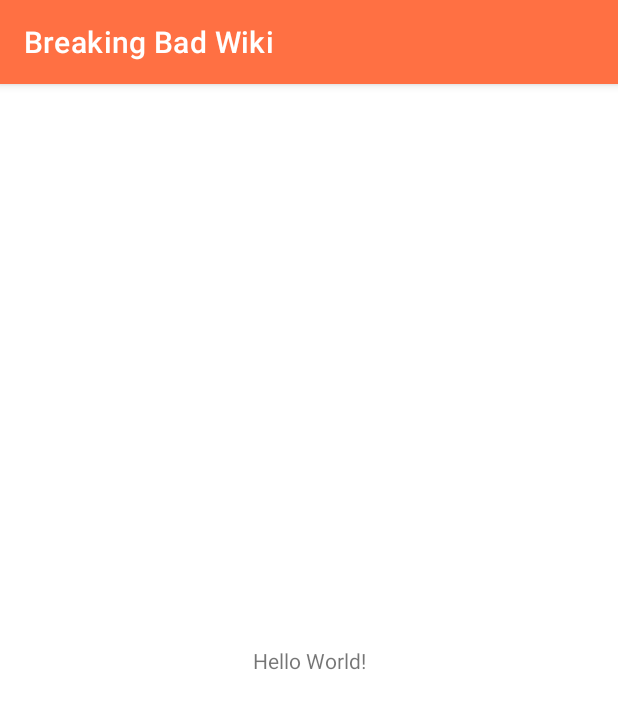
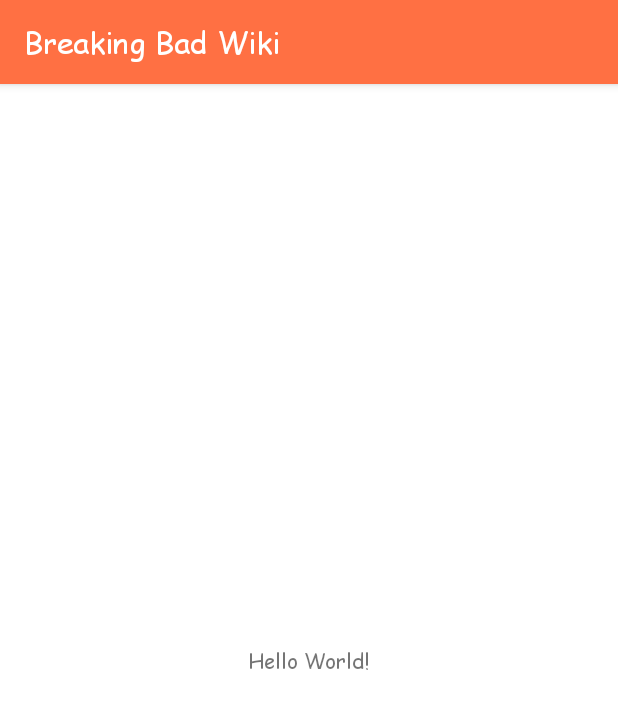
Before and after one commit to MahdiPorkar-github/BreakingBadWIki, an Android app: the screen it shows after launch (MainActivity), on a phone screen of 412 x 824 dp. Shown: the top 709 px of the screen. Run offline under Robolectric (Android 15) with nearby library versions, the phone set to English and light mode, and no system bars.

Commit message:
new fonts added to project and defined as fontFamily in themes.xml

```diff
--- a/app/src/main/res/values/themes.xml
+++ b/app/src/main/res/values/themes.xml
@@ -12,5 +12,6 @@
         <!-- Status bar color. -->
         <item name="android:statusBarColor">?attr/colorPrimaryVariant</item>
         <!-- Customize your theme here. -->
+        <item name="fontFamily">@font/primary_regular</item>
     </style>
 </resources>
```
Also changed, not shown: app/src/main/res/font/primary_bold.ttf (added), app/src/main/res/font/primary_regular.ttf (added).
